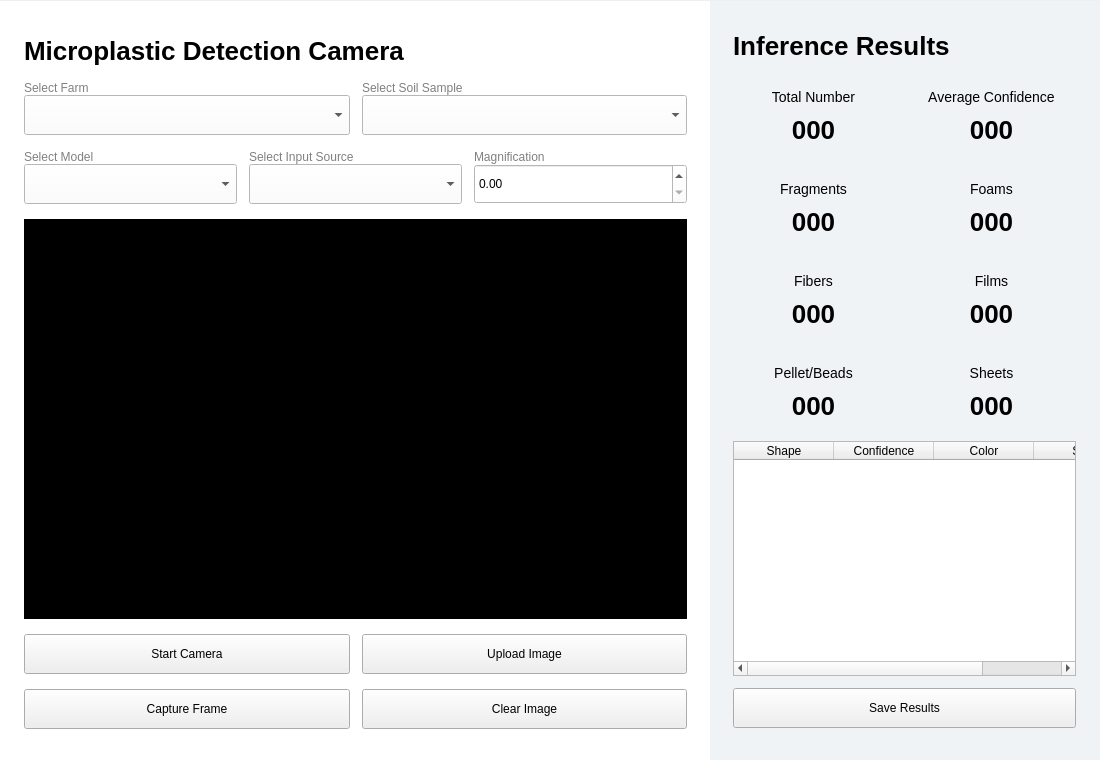
AkunoCode/MP-Camera, file mpcamera/layouts/cameraPage.ui: the form before one commit.
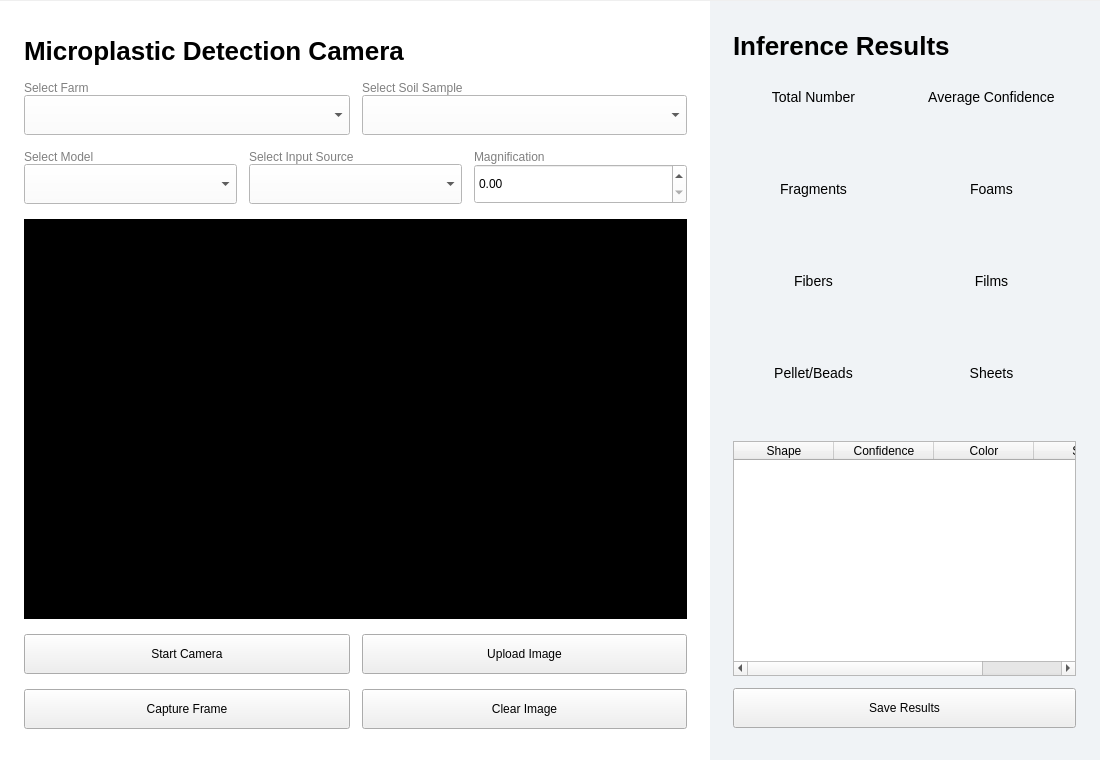
The form after the commit. Icons and pictures are not drawn.

Commit message: feat: Implement camera control logic with button state management and UI updates

Diff of the .ui file:
```diff
--- a/mpcamera/layouts/cameraPage.ui
+++ b/mpcamera/layouts/cameraPage.ui
@@ -710,7 +710,7 @@
 }</string>
                  </property>
                  <property name="text">
-                  <string>000</string>
+                  <string/>
                  </property>
                  <property name="alignment">
                   <set>Qt::AlignCenter</set>
@@ -795,7 +795,7 @@
 }</string>
                  </property>
                  <property name="text">
-                  <string>000</string>
+                  <string/>
                  </property>
                  <property name="alignment">
                   <set>Qt::AlignCenter</set>
@@ -884,7 +884,7 @@
 }</string>
                  </property>
                  <property name="text">
-                  <string>000</string>
+                  <string/>
                  </property>
                  <property name="alignment">
                   <set>Qt::AlignCenter</set>
@@ -969,7 +969,7 @@
 }</string>
                  </property>
                  <property name="text">
-                  <string>000</string>
+                  <string/>
                  </property>
                  <property name="alignment">
                   <set>Qt::AlignCenter</set>
@@ -1058,7 +1058,7 @@
 }</string>
                  </property>
                  <property name="text">
-                  <string>000</string>
+                  <string/>
                  </property>
                  <property name="alignment">
                   <set>Qt::AlignCenter</set>
@@ -1143,7 +1143,7 @@
 }</string>
                  </property>
                  <property name="text">
-                  <string>000</string>
+                  <string/>
                  </property>
                  <property name="alignment">
                   <set>Qt::AlignCenter</set>
@@ -1232,7 +1232,7 @@
 }</string>
                  </property>
                  <property name="text">
-                  <string>000</string>
+                  <string/>
                  </property>
                  <property name="alignment">
                   <set>Qt::AlignCenter</set>
@@ -1317,7 +1317,7 @@
 }</string>
                  </property>
                  <property name="text">
-                  <string>000</string>
+                  <string/>
                  </property>
                  <property name="alignment">
                   <set>Qt::AlignCenter</set>
```
Left out of the diff: 13 changed lines with no effect on the pictures. The commit also changes 1 other file.
